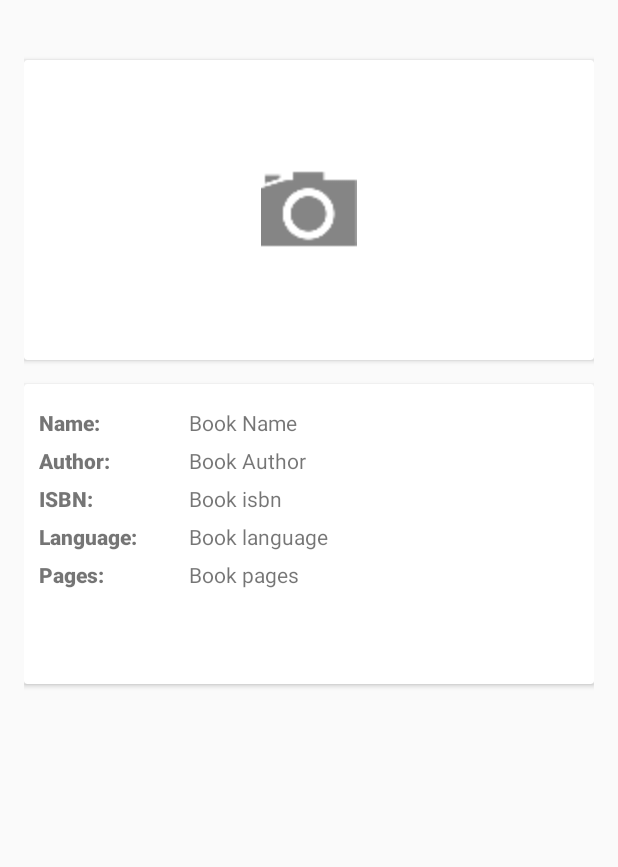
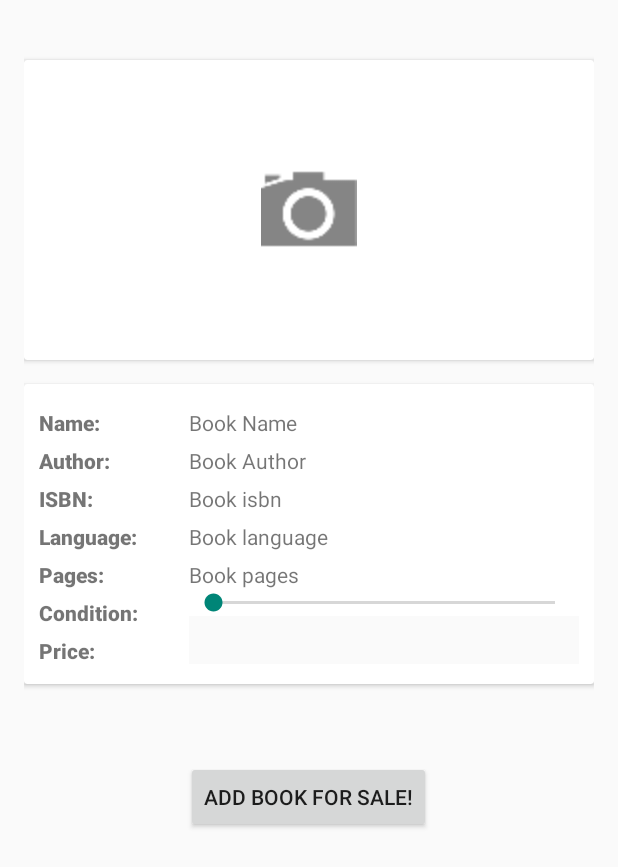
Before and after one commit to aman95/angelhack, an Android app: the BookScan screen opened directly, with no data from a screen before it, on a phone screen of 412 x 824 dp. Shown: the top 867 px of the screen. Run offline under Robolectric (Android 15) with nearby library versions, the phone set to English and light mode, and no system bars; 1 statement that could not run was skipped.

Commit message:
Second commit

```diff
--- a/app/src/main/java/hackathon/angelhack/BookScan.java
+++ b/app/src/main/java/hackathon/angelhack/BookScan.java
@@ -6,6 +6,9 @@ import android.support.v7.app.AppCompatActivity;
 import android.util.Log;
 import android.view.Menu;
 import android.view.MenuItem;
+import android.view.View;
+import android.widget.EditText;
+import android.widget.SeekBar;
 import android.widget.TextView;
 import android.widget.Toast;
 
@@ -13,17 +16,20 @@ import com.parse.FindCallback;
 import com.parse.ParseException;
 import com.parse.ParseObject;
 import com.parse.ParseQuery;
+import com.parse.ParseUser;
 
 import java.util.List;
 
 public class BookScan extends AppCompatActivity {
 
-    String isbn;
+    String isbn, email;
     TextView bookName;
     TextView bookAuthor;
     TextView bookIsbn;
     TextView bookLang;
     TextView bookPages;
+    SeekBar bookCondition;
+    EditText bookPrice;
 
     @Override
     protected void onCreate(Bundle savedInstanceState) {
@@ -32,12 +38,15 @@ public class BookScan extends AppCompatActivity {
 
         Intent i = getIntent();
         isbn = i.getStringExtra("isbn");
+        email = ParseUser.getCurrentUser().getEmail();
 
         bookName = (TextView)findViewById(R.id.book_name);
         bookAuthor = (TextView)findViewById(R.id.book_author);
         bookLang = (TextView)findViewById(R.id.book_lang);
         bookIsbn = (TextView)findViewById(R.id.book_isbn);
         bookPages = (TextView)findViewById(R.id.book_pages);
+        bookCondition = (SeekBar)findViewById(R.id.book_condition);
+        bookPrice = (EditText)findViewById(R.id.book_price);
 
         ParseQuery<ParseObject> query = ParseQuery.getQuery("books");
         query.whereEqualTo("isbn1", isbn);
@@ -66,6 +75,25 @@ public class BookScan extends AppCompatActivity {
 
     }
 
+    public void goForSale(View v) {
+        //Toast.makeText(getApplicationContext(),"Book added Successfully  "+bookPrice.getText(),Toast.LENGTH_SHORT).show();
+        ParseObject bookSale = new ParseObject("sell");
+        bookSale.put("isbn",isbn);
+        bookSale.put("user_email",email);
+        bookSale.put("location","28.5092331,77.0800948");
+        bookSale.put("condition",bookCondition.getProgress());
+        bookSale.put("pic","http://placehold.it/150x150");
+        bookSale.put("price", bookPrice.getText().toString());
+        bookSale.saveInBackground();
+        Toast.makeText(getApplicationContext(),"Book added Successfully  "+bookPrice.getText().toString(),Toast.LENGTH_SHORT).show();
+
+//        Intent intentBookSale = new Intent();
+//
+//        intentBookSale.putExtra("isbn", isbn);
+//        setResult(22, intentBookSale);
+//        finish();
+    }
+
     @Override
     public boolean onCreateOptionsMenu(Menu menu) {
         // Inflate the menu; this adds items to the action bar if it is present.
--- a/app/src/main/res/layout/activity_book_scan.xml
+++ b/app/src/main/res/layout/activity_book_scan.xml
@@ -28,7 +28,8 @@
         android:layout_height="200dp"
         android:layout_width="match_parent"
         android:layout_below="@+id/camera_btn"
-        android:layout_marginTop="16dp">
+        android:layout_marginTop="16dp"
+        android:id="@+id/view">
 
         <RelativeLayout
             android:layout_width="match_parent"
@@ -87,6 +88,24 @@
 
                 android:textStyle="bold"
                 android:text="Pages: "/>
+            <TextView
+
+                android:layout_width="wrap_content"
+                android:layout_height="wrap_content"
+                android:fontFamily="sans-serif-medium"
+                android:layout_marginTop="6dp"
+
+                android:textStyle="bold"
+                android:text="Condition: "/>
+            <TextView
+
+                android:layout_width="wrap_content"
+                android:layout_height="wrap_content"
+                android:fontFamily="sans-serif-medium"
+                android:layout_marginTop="6dp"
+
+                android:textStyle="bold"
+                android:text="Price: "/>
 
         </LinearLayout>
 
@@ -141,6 +160,19 @@
             android:textStyle="normal"
             android:text="Book pages"/>
 
+            <SeekBar
+                android:layout_width="match_parent"
+                android:layout_height="wrap_content"
+                android:id="@+id/book_condition"
+                android:max="10" />
+            <EditText
+                android:layout_width="match_parent"
+                android:layout_height="32dp"
+                android:id="@+id/book_price"
+                android:inputType="number"
+                android:background="@color/background_material_light"
+                />
+
         </LinearLayout>
 
         </RelativeLayout>
@@ -148,4 +180,14 @@
 
     </android.support.v7.widget.CardView>
 
+    <Button
+        android:layout_width="wrap_content"
+        android:layout_height="wrap_content"
+        android:text="Add Book For Sale!"
+        android:id="@+id/add_book_sale"
+        android:layout_below="@+id/view"
+        android:layout_centerHorizontal="true"
+        android:onClick="goForSale"
+        android:layout_marginTop="51dp" />
+
 </RelativeLayout>
```
Also changed, not shown: app/src/main/java/hackathon/angelhack/adapters/BooksSellAdapter.java (added, +56 -0 lines), app/src/main/java/hackathon/angelhack/adapters/BooksSellItems.java (added, +39 -0 lines), app/src/main/java/hackathon/angelhack/adapters/BooksSellVH.java (added, +27 -0 lines), app/src/main/java/hackathon/angelhack/fragment/SellBooks.java (+62 -6 lines), app/src/main/res/layout/books_sell_item.xml (added, +65 -0 lines), app/src/main/res/layout/fragment_sell_books.xml (+8 -4 lines), app/src/main/res/drawable/ic_book.png (added).
